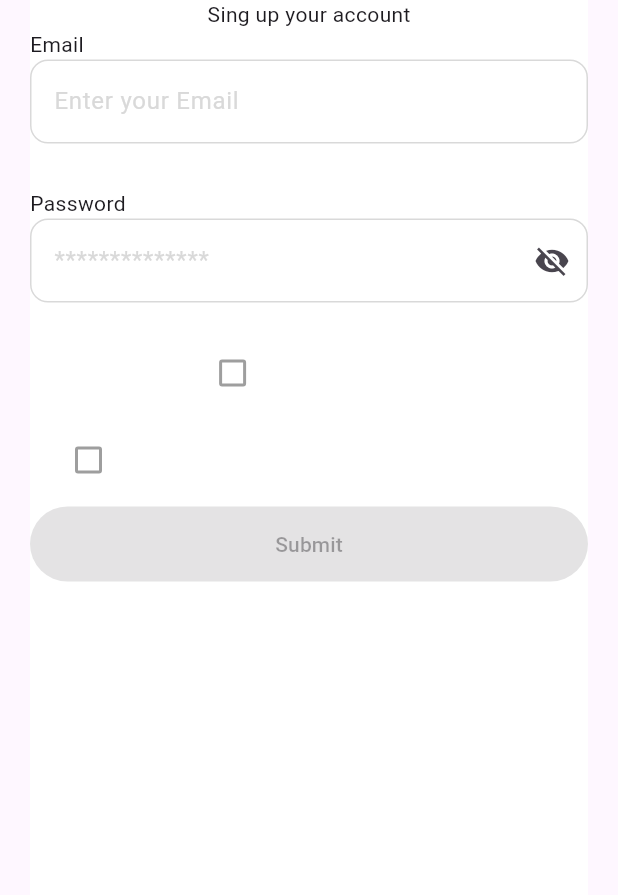
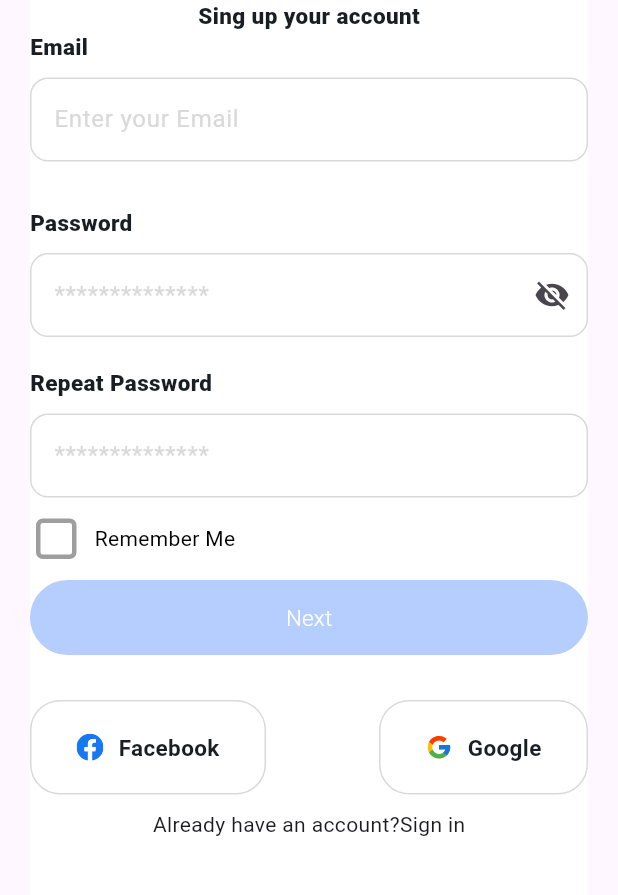
Before and after one commit to SimantoTareq/Food-App, a Flutter app: the screen it shows after launch, on a phone screen of 412 x 824 dp, the part 212-1107 px from its top. Run offline on Flutter 3.47's test engine with Material 3 defaults, Android fonts, the phone set to English and light mode, and no system bars; our stand-ins replace flutter_svg, google_fonts, sizer; Roboto replaces fonts that are missing (Gorditas).

Commit message:
comple singup page ui

```diff
--- a/lib/color/color.dart
+++ b/lib/color/color.dart
@@ -6,6 +6,7 @@ const GreyColor = Color(0xffD9D9D9);
 const BlackColor = Color(0xff000000);
 const GreenColor = Color(0xff0FDA48);
 const WhiteColor = Color(0xffFFFFFF);
+const TextColorr = Color(0xff181E22);
 
 myStyle(double size, Color clr, [FontWeight? fw]){
   return GoogleFonts.gorditas(
--- a/lib/sign_up_page.dart
+++ b/lib/sign_up_page.dart
@@ -14,6 +14,7 @@ class SignUpPage extends StatefulWidget {
 class _SignUpPageState extends State<SignUpPage> {
   final TextEditingController emailController = TextEditingController();
   final TextEditingController passwordController = TextEditingController();
+  final TextEditingController repeatPasswordController = TextEditingController();
   final GlobalKey<FormState> _formKey = GlobalKey();
   bool isObsecure = true;
   bool _isFormValid = false;
@@ -36,7 +37,7 @@ class _SignUpPageState extends State<SignUpPage> {
             children: [
 
               SvgPicture.asset('images/app_logo.svg'),
-              Text("Sing up your account"),
+              Text("Sing up your account",style: myStyle(15, TextColorr,FontWeight.w800),),
 
 
               Form(
@@ -44,7 +45,9 @@ class _SignUpPageState extends State<SignUpPage> {
                 child: Column(
                   crossAxisAlignment: CrossAxisAlignment.start,
                   children: [
-                    Text("Email"),
+                    Text("Email",style: myStyle(15, TextColorr,FontWeight.w800),),
+                    SizedBox(height: 10,),
+
                     TextFormField(
                       style: TextStyle(color: GreenColor),
                       controller: emailController,
@@ -88,7 +91,9 @@ class _SignUpPageState extends State<SignUpPage> {
                     SizedBox(
                       height: 30,
                     ),
-                    Text("Password"),
+                    Text("Password",style: myStyle(15, TextColorr,FontWeight.w800),),
+                    SizedBox(height: 10,),
+
                     TextFormField(
 
                       validator: (value) {
@@ -142,235 +147,95 @@ class _SignUpPageState extends State<SignUpPage> {
                       height: 20,
                     ),
 
+                Text("Repeat Password",style: myStyle(15, TextColorr,FontWeight.w800),),
+                SizedBox(height: 10,),
+                TextFormField(
+                  validator: (value) {
+                    if (value!.isEmpty) {
+                      return "Please confirm your password";
+                    }
+                    if (value != passwordController.text) {
+                      return "Passwords do not match";
+                    }
+                    return null;
+                  },
+                  obscureText: isObsecure, // Same behavior for visibility toggle
+                  obscuringCharacter: "*",
+                  controller: repeatPasswordController,
+                  decoration: InputDecoration(
+                    fillColor: Color(0xff181E22).withOpacity(0.10),
+                    hintText: "**************",
+                    labelStyle: TextStyle(color: Color(0xff0FDA48)),
+                    hintStyle: TextStyle(color: GreyColor),
+                    enabledBorder: OutlineInputBorder(
+                        borderRadius: BorderRadius.circular(12),
+                        borderSide: BorderSide(color: GreyColor)),
+                    focusedBorder: OutlineInputBorder(
+                        borderRadius: BorderRadius.circular(12),
+                        borderSide: BorderSide(color: Color(0xff0FDA48))),
+                  ),
+                  onChanged: (value) {
+                    _validateForm();
+                  },
+                ),
+
                   ],
                 ),
               ),
 
-              // Container(
-              //   decoration: BoxDecoration(borderRadius: BorderRadius.circular(30)),
-              //   height: 50,
-              //   width: double.infinity,
-              //   child: ElevatedButton(
-              //       onPressed: () {
-              //         if (_formKey.currentState!.validate()) {
-              //           print("Okay");
-              //
-              //         } else {
-              //           print("Something is wrong");
-              //         }
-              //       },
-              //       child: Text("Submit")),
-              // )
-              //
-              // Theme(
-              //   data: ThemeData(
-              //     unselectedWidgetColor: Colors.white, // Set the border color when unchecked
-              //   ),
-              //   child: CheckboxListTile(
-              //     title: Text("Remember Me", style: TextStyle(color: Colors.white)),
-              //     value: _isRememberMeChecked,
-              //     onChanged: (newValue) {
-              //       setState(() {
-              //         _isRememberMeChecked = newValue!;
-              //       });
-              //     },
-              //     controlAffinity: ListTileControlAffinity.leading, // Puts the checkbox before the label
-              //     activeColor: Colors.blue, // Blue fill color when checked
-              //     checkColor: Colors.white, // White check mark color
-              //     side: BorderSide(color: Colors.blue, width: 2), // Blue circle around with white border
-              //     shape: RoundedRectangleBorder(
-              //       borderRadius: BorderRadius.circular(5), // Border radius for checkbox
-              //     ),
-              //   ),
-              // ),
+              SizedBox(height: 10,),
 
 
-              // CheckboxListTile(
-              //   title: Text("Remember Me", style: TextStyle(color: Colors.white)),
-              //   value: _isRememberMeChecked,
-              //   onChanged: (newValue) {
-              //     setState(() {
-              //       _isRememberMeChecked = newValue!;
-              //     });
-              //   },
-              //   controlAffinity: ListTileControlAffinity.leading, // Checkbox before the label
-              //   activeColor: Colors.blue, // Blue fill color when checked
-              //   checkColor: Colors.white, // White check mark color
-              //   side: BorderSide(
-              //     color: _isRememberMeChecked ? Colors.white : Colors.grey, // Inner border: grey before, white after checked
-              //     width: 2,
-              //   ),
-              //   shape: RoundedRectangleBorder(
-              //     borderRadius: BorderRadius.circular(5),
-              //   ),
-              //   // Adding a container around the checkbox to add the outer blue border
-              //   contentPadding: EdgeInsets.zero, // Align the checkbox neatly
-              //   checkboxShape: RoundedRectangleBorder(
-              //     borderRadius: BorderRadius.circular(5),
-              //     side: BorderSide(
-              //       color: _isRememberMeChecked ? Colors.blue : Colors.transparent, // Outer blue border when checked
-              //       width: 3, // Thicker blue border around the white border
-              //     ),
-              //   ),
-              // ),
-
-              // Container(
-              //   decoration: BoxDecoration(
-              //     border: Border.all(
-              //       color: _isRememberMeChecked ? Colors.blue : Colors.transparent, // Outer blue border when checked
-              //       width: 3, // Thickness of the outer blue border
-              //     ),
-              //     borderRadius: BorderRadius.circular(5), // Rounded corners for outer border
-              //   ),
-              //   child: CheckboxListTile(
-              //     title: Text("Remember Me", style: TextStyle(color: Colors.white)),
-              //     value: _isRememberMeChecked,
-              //     onChanged: (newValue) {
-              //       setState(() {
-              //         _isRememberMeChecked = newValue!;
-              //       });
-              //     },
-              //     controlAffinity: ListTileControlAffinity.leading, // Checkbox before the label
-              //     activeColor: Colors.blue, // Blue fill color when checked
-              //     checkColor: Colors.white, // White check mark color
-              //     side: BorderSide(
-              //       color: _isRememberMeChecked ? Colors.white : Colors.grey, // Inner white border after checked, grey before
-              //       width: 2, // Thickness of the inner white/grey border
-              //     ),
-              //     shape: RoundedRectangleBorder(
-              //       borderRadius: BorderRadius.circular(5), // Rounded corners for inner border
-              //     ),
-              //   ),
-              // ),
-              //
 
 
-              // CheckboxListTile(
-              //   title: Text("Remember Me", style: TextStyle(color: Colors.white)),
-              //   value: _isRememberMeChecked,
-              //   onChanged: (newValue) {
-              //     setState(() {
-              //       _isRememberMeChecked = newValue!;
-              //     });
-              //   },
-              //   controlAffinity: ListTileControlAffinity.leading, // Checkbox before the label
-              //   activeColor: Colors.blue, // Blue fill color when checked
-              //   checkColor: Colors.white, // White check mark color
-              //   side: BorderSide(
-              //     color: _isRememberMeChecked ? Colors.white : Colors.grey, // Grey before click, white after
-              //     width: 2,
-              //   ),
-              //   shape: RoundedRectangleBorder(
-              //     borderRadius: BorderRadius.circular(5),
-              //     side: BorderSide(
-              //       color: _isRememberMeChecked ? Colors.blue : Colors.grey, // Blue border with white when checked
-              //       width: 2,
-              //     ),
-              //   ),
-              // ),
-              //
-              // Container(
-              //   decoration: BoxDecoration(
-              //     border: Border.all(
-              //       color: _isRememberMeChecked ? Colors.blue : Colors.transparent, // Outer blue border when checked
-              //       width: 3, // Thickness of the outer blue border
-              //     ),
-              //     borderRadius: BorderRadius.circular(5), // Rounded corners for outer border
-              //   ),
-              //   child: CheckboxListTile(
-              //     title: Text("Remember Me", style: TextStyle(color: Colors.white)),
-              //     value: _isRememberMeChecked,
-              //     onChanged: (newValue) {
-              //       setState(() {
-              //         _isRememberMeChecked = newValue!;
-              //       });
-              //     },
-              //     controlAffinity: ListTileControlAffinity.leading, // Checkbox before the label
-              //     activeColor: Colors.blue, // Blue fill color when checked
-              //     checkColor: Colors.white, // White check mark color
-              //     side: BorderSide(
-              //       color: _isRememberMeChecked ? Colors.white : Colors.grey, // Inner white border when checked, grey before
-              //       width: 2, // Thickness of the inner white/grey border
-              //     ),
-              //     shape: RoundedRectangleBorder(
-              //       borderRadius: BorderRadius.circular(5), // Rounded corners for inner border
-              //     ),
-              //   ),
-              // ),
+              Row(
+                children: [
                   Container(
                     decoration: BoxDecoration(
                       border: Border.all(
-                    color: _isRememberMeChecked ? Colors.blue : Colors.transparent, // Outer blue border when checked
-                    width: 3, // Thickness of the outer blue border
+                        color: _isRememberMeChecked ? Color(0xff0D5EF9) : Colors.transparent, // Outer blue border when checked
+                        width: 2, // Thickness of the outer blue border
                       ),
-                  borderRadius: BorderRadius.circular(5), // Rounded corners for outer border
+                      borderRadius: BorderRadius.circular(6), // Rounded corners for outer border
                     ),
-                //padding: EdgeInsets.all(1), // Add some padding to make the border fit tightly
-                child: Row(
-                  mainAxisSize: MainAxisSize.min, // Make the row take only as much space as needed
-                  children: [
-                    Checkbox(
+                    child: SizedBox(
+                      width: 31, // Set exact width to fit the checkbox tightly
+                      height: 31, // Set exact height to fit the checkbox tightly
+                      child: Transform.scale(
+                        scale: 1.5,
+                        child: Checkbox(
+
                           value: _isRememberMeChecked,
                           onChanged: (newValue) {
                             setState(() {
                               _isRememberMeChecked = newValue!;
                             });
                           },
-                      activeColor: Colors.blue, // Blue fill color when checked
-                      checkColor: Colors.white, // White check mark color
+                          activeColor: Color(0xff0D5EF9), // Blue fill color when checked
+                          checkColor: Colors.white,
                           side: BorderSide(
                             color: _isRememberMeChecked ? Colors.white : Colors.grey, // Inner white border when checked, grey when unchecked
                             width: 2, // Thickness of the inner white/grey border
                           ),
+                          shape: RoundedRectangleBorder(
+                            borderRadius: BorderRadius.circular(3), // Apply the border radius here
                           ),
-                    SizedBox(width: 8), // Spacing between checkbox and text
-                    Text("Remember Me", style: TextStyle(color: Colors.white)), // Text label
-                  ],
+                          materialTapTargetSize: MaterialTapTargetSize.shrinkWrap, // Reduces padding around the checkbox
                         ),
-              ),
-
-
-              Container(
-                decoration: BoxDecoration(
-
-                  border: Border.all(
-                    color: _isRememberMeChecked ? Colors.blue : Colors.transparent, // Outer blue border when checked
-                    width: 3, // Thickness of the outer blue border
-                  ),
-                  borderRadius: BorderRadius.circular(5), // Rounded corners for outer border
-                ),
-                child: CheckboxListTile(
-                  title: Text("Remember Me", style: TextStyle(color: Colors.white)),
-                  value: _isRememberMeChecked,
-                  onChanged: (newValue) {
-                    setState(() {
-                      _isRememberMeChecked = newValue!;
-                    });
-                  },
-                  controlAffinity: ListTileControlAffinity.leading, // Checkbox before the label
-                  activeColor: Colors.blue, // Blue fill color when checked
-                  checkColor: Colors.white, // White check mark color
-                  side: BorderSide(
-                    color: _isRememberMeChecked ? Colors.white : Colors.grey, // Inner white border when checked, grey before
-                    width: 2, // Thickness of the inner white/grey border
-                  ),
-                  shape: RoundedRectangleBorder(
-                    borderRadius: BorderRadius.circular(5), // Rounded corners for inner border
                       ),
                     ),
                   ),
 
+                  SizedBox(width: 8), // Spacing between checkbox and text
+                  Text("Remember Me", style: TextStyle(color: Colors.black)),
+                ],
+              ),
+              SizedBox(height: 10,),
 
-              // CheckboxListTile(
-        //         title: Text("Remember Me", style: TextStyle(color: Colors.black)),
-        //         value: _isRememberMeChecked,
-        //         onChanged: (newValue) {
-        //           setState(() {
-        //             _isRememberMeChecked = newValue!;
-        //           });
-        //         },
-        //         controlAffinity: ListTileControlAffinity.leading, // Puts the checkbox before the label
-        //       ),
+
+
+
+
               Container(
                 decoration: BoxDecoration(borderRadius: BorderRadius.circular(30)),
                 height: 50,
@@ -383,11 +248,69 @@ class _SignUpPageState extends State<SignUpPage> {
                   }
                       : null, // If form is invalid, button is not clickable
                   style: ElevatedButton.styleFrom(
-                    backgroundColor: _isFormValid ? Color(0xff0D5EF9) : Color(0xff0D5EF9).withOpacity(0.1), // Dark blue for valid, light blue for invalid
+                    backgroundColor: _isFormValid ? Color(0xff0D5EF9) : Color(0xff0D5EF9).withOpacity(0.5),
+                    disabledBackgroundColor: Color(0xff0D5EF9).withOpacity(0.3),// Dark blue for valid, light blue for invalid
                   ),
-                  child: Text("Submit"),
+                  child: Text("Next",style: myStyle(15, WhiteColor,FontWeight.w300),),
                 ),
               ),
+              SizedBox(height: 30,),
+              Row(
+                 mainAxisAlignment: MainAxisAlignment.spaceBetween,
+                children: [
+                  Container(
+                    decoration: BoxDecoration(
+                      border: Border.all(
+                        color: GreyColor
+                      ),
+                      borderRadius: BorderRadius.circular(20)
+
+                    ),
+                    child: Padding(
+                      padding: const EdgeInsets.symmetric(vertical: 20,horizontal: 30),
+                      child: Row(
+                        children: [
+                          SvgPicture.asset('images/facebook.svg'),
+                          SizedBox(width: 10,),
+
+                          Text("Facebook", style: myStyle(15, TextColorr, FontWeight.w600),),
+                        ],
+                      ),
+                    ),
+                  ),
+                  Container(
+
+                    decoration: BoxDecoration(
+                        border: Border.all(
+                            color: GreyColor
+                        ),
+                        borderRadius: BorderRadius.circular(20)
+
+                    ),
+
+                    child: Padding(
+                      padding: const EdgeInsets.symmetric(vertical: 20,horizontal: 30),
+                      child: Row(
+                        children: [
+                          SvgPicture.asset('images/google.svg'),
+                          SizedBox(width: 10,),
+
+                          Text("Google", style: myStyle(15, TextColorr, FontWeight.w600),),
+                        ],
+                      ),
+                    ),
+                  )
+                ],
+              ),
+              SizedBox(height: 10,),
+
+              Row(
+                mainAxisAlignment: MainAxisAlignment.center,
+                children: [
+                  Text("Already have an account?"),
+                  Text("Sign in")
+                ],
+              )
             ],
           ),
 
--- a/pubspec.yaml
+++ b/pubspec.yaml
@@ -35,7 +35,7 @@ dependencies:
   # The following adds the Cupertino Icons font to your application.
   # Use with the CupertinoIcons class for iOS style icons.
   cupertino_icons: ^1.0.8
-  sizer: ^3.0.3
+  sizer: ^2.0.15
   flutter_svg: ^2.0.9
   google_fonts: ^6.2.1
 
```
Also changed, not shown: images/facebook.svg (added), images/google.svg (added), pubspec.lock. Lines whose indentation alone changed are shown as unchanged.
